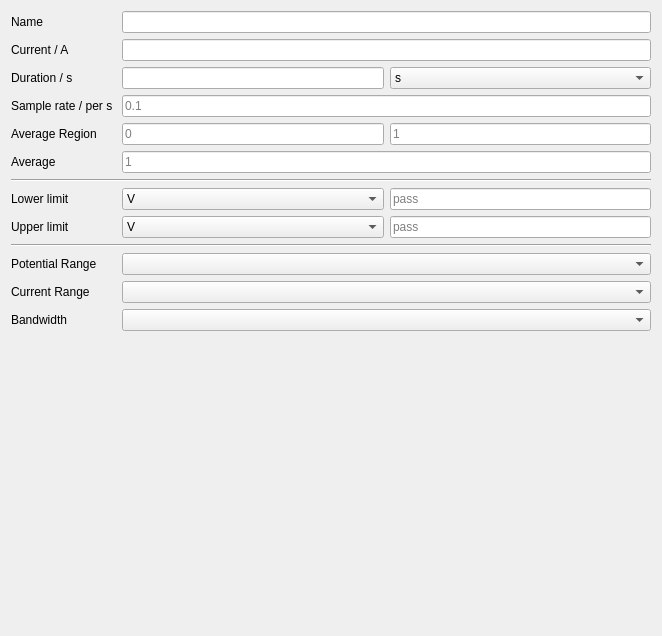
The window that qt_CP.ui (ChristopherYJS/ElectrochemicalOuija) describes before a commit, drawn with Qt 5.
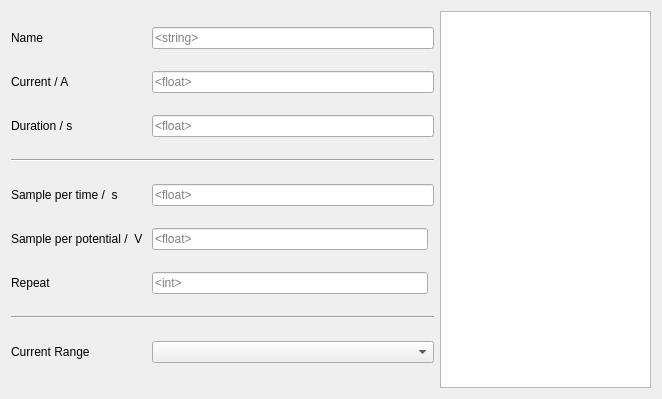
The same window after the commit.

```diff
--- a/qt_CP.ui
+++ b/qt_CP.ui
@@ -7,7 +7,7 @@
     <x>0</x>
     <y>0</y>
     <width>662</width>
-    <height>636</height>
+    <height>399</height>
    </rect>
   </property>
   <property name="sizePolicy">
@@ -19,108 +19,44 @@
   <property name="windowTitle">
    <string>Form</string>
   </property>
-  <layout class="QVBoxLayout" name="verticalLayout">
+  <layout class="QHBoxLayout" name="horizontalLayout" stretch="2,1">
    <property name="sizeConstraint">
     <enum>QLayout::SetMaximumSize</enum>
    </property>
    <item>
     <layout class="QGridLayout" name="gridLayout">
-     <item row="2" column="2">
-      <widget class="QComboBox" name="comboBoxDuration">
-       <item>
-        <property name="text">
-         <string>s</string>
-        </property>
-       </item>
-       <item>
-        <property name="text">
-         <string>min</string>
-        </property>
-       </item>
-       <item>
-        <property name="text">
-         <string>h</string>
-        </property>
-       </item>
+     <item row="4" column="1" colspan="2">
+      <widget class="QLineEdit" name="lineEditSampleTime">
+       <property name="placeholderText">
+        <string>&lt;float&gt;</string>
+       </property>
+      </widget>
+     </item>
+     <item row="2" column="1" colspan="2">
+      <widget class="QLineEdit" name="lineEditDuration">
+       <property name="placeholderText">
+        <string>&lt;float&gt;</string>
+       </property>
+      </widget>
+     </item>
+     <item row="3" column="0" colspan="3">
+      <widget class="Line" name="line_2">
+       <property name="orientation">
+        <enum>Qt::Horizontal</enum>
+       </property>
+      </widget>
+     </item>
+     <item row="1" column="1" colspan="2">
+      <widget class="QLineEdit" name="lineEditCurrent">
+       <property name="placeholderText">
+        <string>&lt;float&gt;</string>
+       </property>
       </widget>
      </item>
      <item row="0" column="1" colspan="2">
       <widget class="QLineEdit" name="lineEditName">
        <property name="placeholderText">
-        <string/>
-       </property>
-      </widget>
-     </item>
-     <item row="12" column="0">
-      <widget class="QLabel" name="labelBW">
-       <property name="text">
-        <string>Bandwidth</string>
-       </property>
-      </widget>
-     </item>
-     <item row="1" column="1" colspan="2">
-      <widget class="QLineEdit" name="lineEditCurrent"/>
-     </item>
-     <item row="3" column="1" colspan="2">
-      <widget class="QLineEdit" name="lineEditSampleRate">
-       <property name="placeholderText">
-        <string>0.1</string>
-       </property>
-      </widget>
-     </item>
-     <item row="4" column="2">
-      <widget class="QLineEdit" name="lineEditAREnd">
-       <property name="placeholderText">
-        <string>1</string>
-       </property>
-      </widget>
-     </item>
-     <item row="8" column="0">
-      <widget class="QLabel" name="labelUpperLimit">
-       <property name="text">
-        <string>Upper limit</string>
-       </property>
-      </widget>
-     </item>
-     <item row="4" column="0">
-      <widget class="QLabel" name="labelAverageRegion">
-       <property name="text">
-        <string>Average Region</string>
-       </property>
-      </widget>
-     </item>
-     <item row="4" column="1">
-      <widget class="QLineEdit" name="lineEditARBegin">
-       <property name="placeholderText">
-        <string>0</string>
-       </property>
-      </widget>
-     </item>
-     <item row="7" column="1">
-      <widget class="QComboBox" name="comboBoxLowerLimit">
-       <item>
-        <property name="text">
-         <string>V</string>
-        </property>
-       </item>
-       <item>
-        <property name="text">
-         <string>mV</string>
-        </property>
-       </item>
-      </widget>
-     </item>
-     <item row="5" column="0">
-      <widget class="QLabel" name="labelAverage">
-       <property name="text">
-        <string>Average</string>
-       </property>
-      </widget>
-     </item>
-     <item row="7" column="0">
-      <widget class="QLabel" name="labelLowerLimit">
-       <property name="text">
-        <string>Lower limit</string>
+        <string>&lt;string&gt;</string>
        </property>
       </widget>
      </item>
@@ -131,116 +67,76 @@
        </property>
       </widget>
      </item>
-     <item row="1" column="0">
-      <widget class="QLabel" name="label">
-       <property name="text">
-        <string>Current / A</string>
-       </property>
-      </widget>
-     </item>
-     <item row="5" column="1" colspan="2">
-      <widget class="QLineEdit" name="lineEditAverage">
-       <property name="placeholderText">
-        <string>1</string>
-       </property>
-      </widget>
-     </item>
-     <item row="2" column="0">
-      <widget class="QLabel" name="label_2">
-       <property name="text">
-        <string>Duration / s</string>
-       </property>
-      </widget>
-     </item>
-     <item row="3" column="0">
-      <widget class="QLabel" name="labelSampleRate">
-       <property name="text">
-        <string>Sample rate / per s </string>
-       </property>
-      </widget>
-     </item>
-     <item row="2" column="1">
-      <widget class="QLineEdit" name="lineEditDuration"/>
-     </item>
-     <item row="11" column="0">
+     <item row="8" column="0">
       <widget class="QLabel" name="labelCR">
        <property name="text">
         <string>Current Range</string>
        </property>
       </widget>
      </item>
-     <item row="7" column="2">
-      <widget class="QLineEdit" name="lineEditLowerLimit">
-       <property name="placeholderText">
-        <string>pass</string>
-       </property>
-      </widget>
-     </item>
-     <item row="8" column="1">
-      <widget class="QComboBox" name="comboBoxUpperLimit">
-       <item>
-        <property name="text">
-         <string>V</string>
-        </property>
-       </item>
-       <item>
-        <property name="text">
-         <string>mV</string>
-        </property>
-       </item>
-      </widget>
-     </item>
-     <item row="10" column="1" colspan="2">
-      <widget class="QComboBox" name="comboBoxPR"/>
-     </item>
-     <item row="12" column="1" colspan="2">
-      <widget class="QComboBox" name="comboBoxBW"/>
-     </item>
-     <item row="9" column="0" colspan="3">
-      <widget class="Line" name="line">
-       <property name="orientation">
-        <enum>Qt::Horizontal</enum>
-       </property>
-      </widget>
-     </item>
-     <item row="11" column="1" colspan="2">
+     <item row="8" column="1" colspan="2">
       <widget class="QComboBox" name="comboBoxCR"/>
      </item>
-     <item row="10" column="0">
-      <widget class="QLabel" name="labelPR">
-       <property name="text">
-        <string>Potential Range</string>
-       </property>
-      </widget>
-     </item>
-     <item row="8" column="2">
-      <widget class="QLineEdit" name="lineEditUpperLimit">
-       <property name="placeholderText">
-        <string>pass</string>
-       </property>
-      </widget>
-     </item>
-     <item row="6" column="0" colspan="3">
-      <widget class="Line" name="line_2">
+     <item row="7" column="0" colspan="3">
+      <widget class="Line" name="line">
        <property name="orientation">
         <enum>Qt::Horizontal</enum>
        </property>
       </widget>
      </item>
+     <item row="5" column="0">
+      <widget class="QLabel" name="labelSampleCurrent">
+       <property name="text">
+        <string>Sample per potential /  V </string>
+       </property>
+      </widget>
+     </item>
+     <item row="5" column="1">
+      <widget class="QLineEdit" name="lineEditSampleCurrent">
+       <property name="placeholderText">
+        <string>&lt;float&gt;</string>
+       </property>
+      </widget>
+     </item>
+     <item row="4" column="0">
+      <widget class="QLabel" name="labelSampleTime">
+       <property name="text">
+        <string>Sample per time /  s </string>
+       </property>
+      </widget>
+     </item>
+     <item row="2" column="0">
+      <widget class="QLabel" name="label_2">
+       <property name="text">
+        <string>Duration / s</string>
+       </property>
+      </widget>
+     </item>
+     <item row="1" column="0">
+      <widget class="QLabel" name="label">
+       <property name="text">
+        <string>Current / A</string>
+       </property>
+      </widget>
+     </item>
+     <item row="6" column="0">
+      <widget class="QLabel" name="labelSampleRepeat">
+       <property name="text">
+        <string>Repeat</string>
+       </property>
+      </widget>
+     </item>
+     <item row="6" column="1">
+      <widget class="QLineEdit" name="lineEditSampleRepeat">
+       <property name="placeholderText">
+        <string>&lt;int&gt;</string>
+       </property>
+      </widget>
+     </item>
     </layout>
    </item>
    <item>
-    <spacer name="verticalSpacer">
-     <property name="orientation">
-      <enum>Qt::Vertical</enum>
-     </property>
-     <property name="sizeHint" stdset="0">
-      <size>
-       <width>20</width>
-       <height>40</height>
-      </size>
-     </property>
-    </spacer>
+    <widget class="QPlainTextEdit" name="plainTextEdit"/>
    </item>
   </layout>
  </widget>
```
